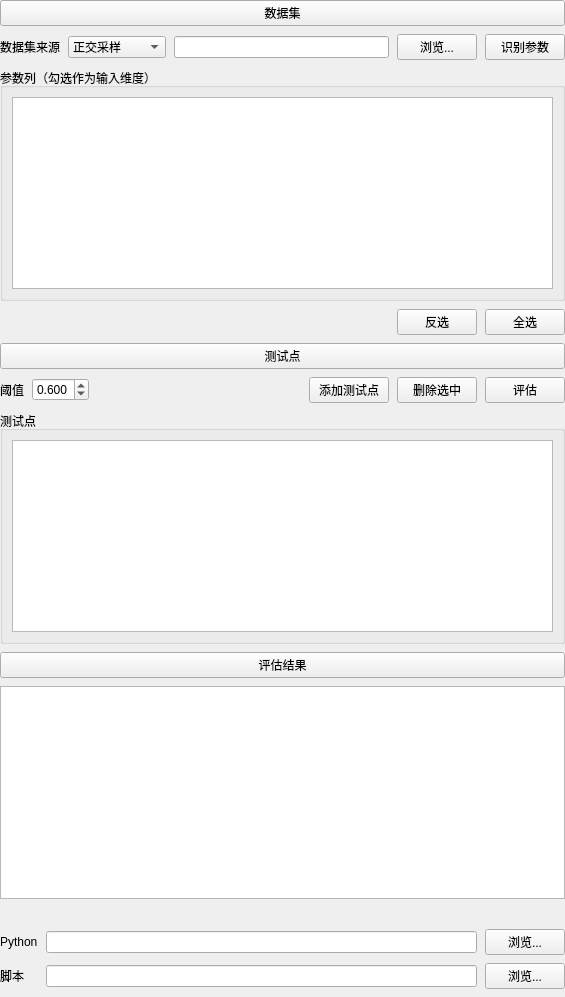
Qt form plugins/Base_SurrogateModel/DatasetEvaluation.ui (asd977/base_cae) before a commit.
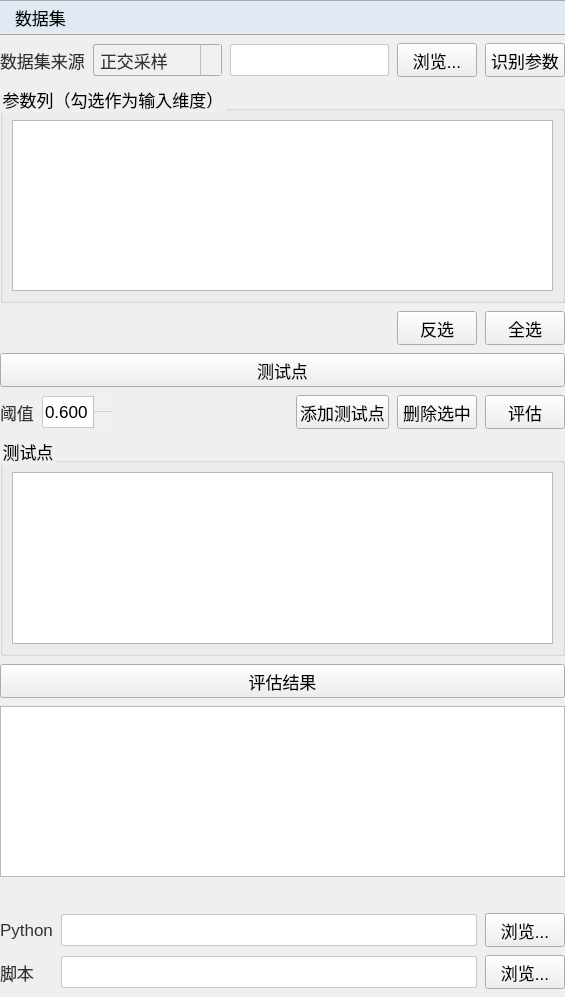
The same form after that commit. Icons and pictures are not drawn.

Commit message: style: switch custom control arrows from png to svg

Diff of the .ui file:
```diff
--- a/plugins/Base_SurrogateModel/DatasetEvaluation.ui
+++ b/plugins/Base_SurrogateModel/DatasetEvaluation.ui
@@ -13,6 +13,104 @@
   <property name="windowTitle">
    <string>数据集评估</string>
   </property>
+  <property name="styleSheet">
+   <string notr="true">QWidget{
+font-family: &quot;Microsoft YaHei&quot;, &quot;微软雅黑&quot;;
+}
+QPushButton {
+    font-size: 17px;
+    min-height: 32px;
+}
+QPushButton#pushButton {
+    background-color: rgb(224, 233, 244);
+    border-width: 1px;
+    border-color: rgb(121, 121, 121);
+    border-style: solid;
+    min-height: 33px;
+    border-top: 1px solid rgb(169, 169, 169);
+    border-bottom: 1px solid rgb(169, 169, 169);
+    border-left: none;
+    border-right: none;
+    text-align: left;
+    padding-left: 15px;
+    font-size: 17px;
+}
+QLabel {
+    font-size: 17px;
+    color: rgb(51, 51, 51);
+}
+QLabel#pageNameLabel {
+    font-size: 20px;
+    padding-left: 9px;
+    color: rgb(53, 103, 147);
+}
+QLineEdit, QTextEdit, QPlainTextEdit, QSpinBox, QDoubleSpinBox, QDateTimeEdit {
+    border: 1px solid rgb(200, 200, 200);
+    border-radius: 2px;
+    font-size: 17px;
+    min-height: 30px;
+}
+QLineEdit:focus, QTextEdit:focus, QPlainTextEdit:focus,
+QSpinBox:focus, QDoubleSpinBox:focus, QDateTimeEdit:focus {
+    border-color: rgb(100, 100, 255);
+    outline: none;
+}
+QComboBox {
+    font-size: 17px;
+    color: rgb(51, 51, 51);
+    padding-left: 6px;
+    background: rgb(240, 240, 240);
+    border: 1px solid rgb(169, 169, 169);
+    border-radius: 3px;
+    min-height: 30px;
+}
+QComboBox::drop-down {
+    subcontrol-origin: padding;
+    subcontrol-position: top right;
+    width: 20px;
+    background: rgb(240, 240, 240);
+    border-left: 1px solid rgb(190, 190, 190);
+}
+QComboBox::down-arrow {
+    image: url(:/resources/arrow_down_drawn.svg);
+    width: 12px;
+    height: 12px;
+}
+QSpinBox::up-button, QDoubleSpinBox::up-button {
+    subcontrol-origin: border;
+    subcontrol-position: top right;
+    width: 18px;
+    border-left: 1px solid rgb(190, 190, 190);
+    border-bottom: 1px solid rgb(210, 210, 210);
+    background: rgb(240, 240, 240);
+}
+QSpinBox::down-button, QDoubleSpinBox::down-button {
+    subcontrol-origin: border;
+    subcontrol-position: bottom right;
+    width: 18px;
+    border-left: 1px solid rgb(190, 190, 190);
+    background: rgb(240, 240, 240);
+}
+QSpinBox::up-arrow, QDoubleSpinBox::up-arrow {
+    image: url(:/resources/arrow_up_drawn.svg);
+    width: 10px;
+    height: 10px;
+}
+QSpinBox::down-arrow, QDoubleSpinBox::down-arrow {
+    image: url(:/resources/arrow_down_drawn.svg);
+    width: 10px;
+    height: 10px;
+}
+QRadioButton, QCheckBox, QGroupBox {
+    font-size: 17px;
+}
+QTableWidget, QTreeWidget, QListWidget {
+    font-size: 16px;
+    gridline-color: rgb(210, 210, 210);
+}
+
+</string>
+  </property>
   <layout class="QVBoxLayout" name="root">
    <property name="spacing">
     <number>8</number>
```
The commit also changes 45 other files.
